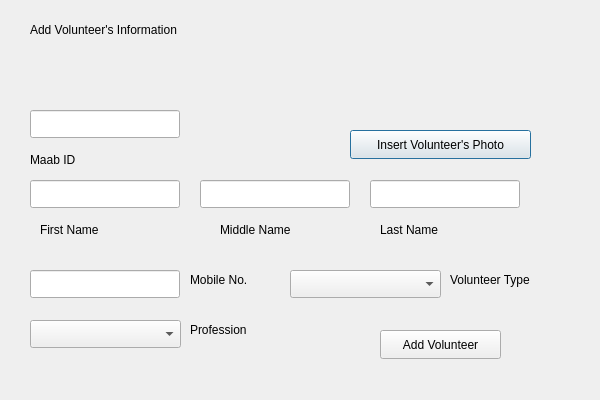
Before: the Qt Designer form addrcyvolunteers.ui in cheseuca/RCYVolunteers, drawn with Qt 5.
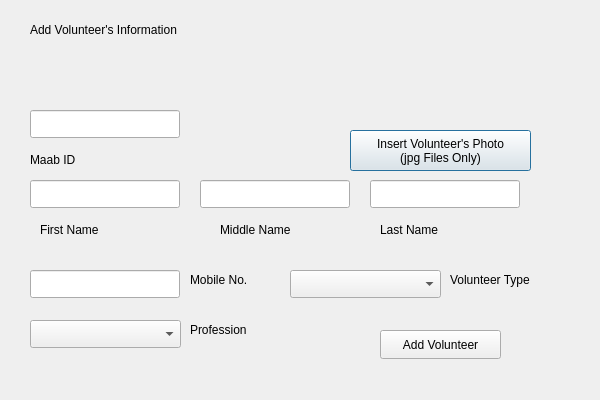
After: the same form once the commit is applied.

```diff
--- a/addrcyvolunteers.ui
+++ b/addrcyvolunteers.ui
@@ -32,11 +32,12 @@
      <x>350</x>
      <y>130</y>
      <width>181</width>
-     <height>29</height>
+     <height>41</height>
     </rect>
    </property>
    <property name="text">
-    <string>Insert Volunteer's Photo</string>
+    <string>Insert Volunteer's Photo
+(jpg Files Only)</string>
    </property>
   </widget>
   <widget class="QComboBox" name="comboBox_Profession">
```
Left out of the diff: 13 changed lines with no effect on the pictures.
